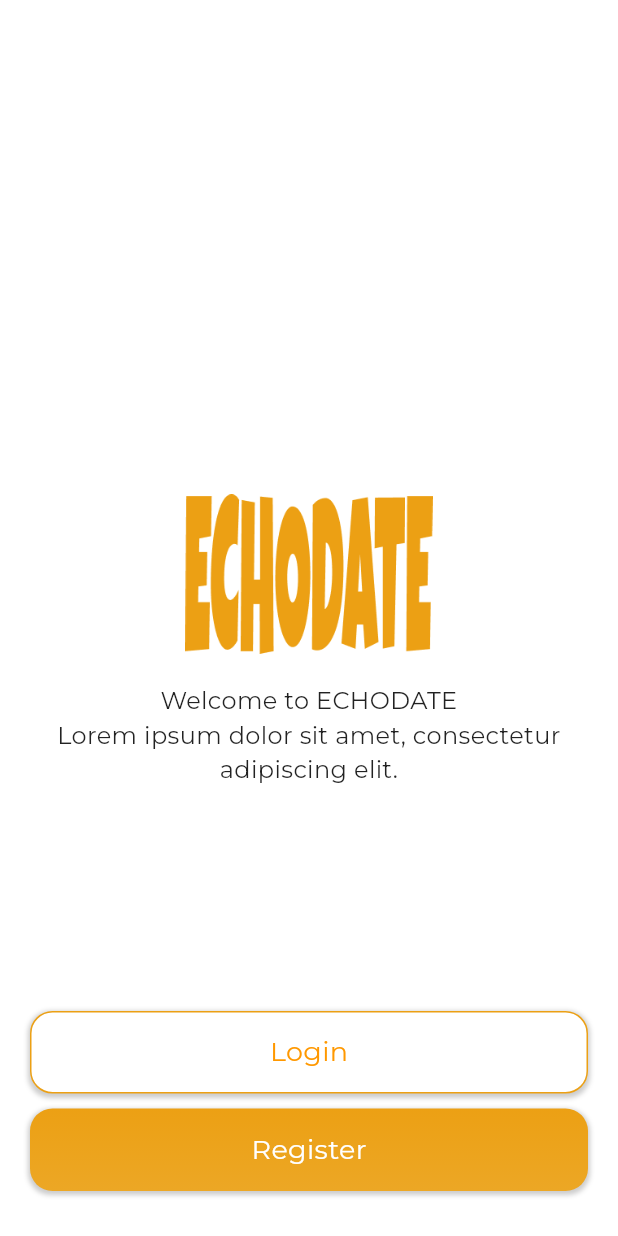
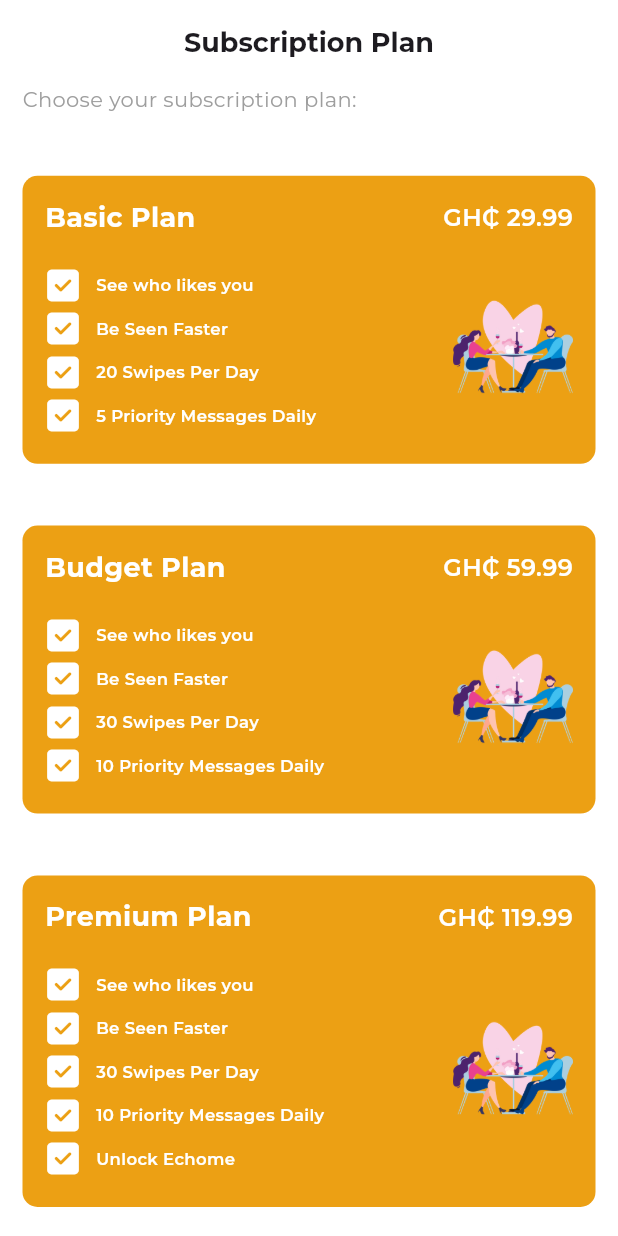
Before and after one commit to Christentimmy/Echodate, a Flutter app: the screen it shows after launch, on a phone screen of 412 x 824 dp. Run offline on Flutter 3.47's test engine with Material 3 defaults, Android fonts, the light colour scheme and no system bars; our stand-ins replace cached_network_image, flutter_card_swiper, font_awesome_flutter, get, google_fonts, image_picker and 2 more; missing offline and left inert: custom_sliding_segmented_control.

Commit message:
subscription plan

```diff
--- a/lib/app/modules/auth/views/signup_screen.dart
+++ b/lib/app/modules/auth/views/signup_screen.dart
@@ -1,4 +1,3 @@
-import 'package:echodate/app/modules/Interest/views/pick_interest_screen.dart';
 import 'package:echodate/app/modules/auth/views/login_screen.dart';
 import 'package:echodate/app/modules/auth/views/otp_verify_screen.dart';
 import 'package:echodate/app/modules/auth/widgets/auth_widgets.dart';
--- a/lib/app/modules/profile/views/profile_screen.dart
+++ b/lib/app/modules/profile/views/profile_screen.dart
@@ -1,5 +1,6 @@
 import 'package:echodate/app/modules/Interest/widgets/interest_widgets.dart';
 import 'package:echodate/app/modules/home/widgets/home_widgets.dart';
+import 'package:echodate/app/modules/subscription/views/subscription_screen.dart';
 import 'package:echodate/app/resources/colors.dart';
 import 'package:flutter/material.dart';
 import 'package:font_awesome_flutter/font_awesome_flutter.dart';
@@ -144,7 +145,9 @@ class ProfileScreen extends StatelessWidget {
                 const SizedBox(height: 10),
                 _buildProfileSettingTiles(
                   title: "EchoDate Premium",
-                  onTap: () {},
+                  onTap: () {
+                    Get.to(()=> SubscriptionScreen());
+                  },
                   bgColor: AppColors.primaryColor,
                   iconColor: Colors.white,
                   icon: FontAwesomeIcons.crown,
--- /dev/null
+++ b/lib/app/modules/subscription/views/subscription_screen.dart
@@ -0,0 +1,178 @@
+import 'package:echodate/app/modules/subscription/views/sub_payment_screen.dart';
+import 'package:echodate/app/resources/colors.dart';
+import 'package:flutter/material.dart';
+import 'package:font_awesome_flutter/font_awesome_flutter.dart';
+import 'package:get/get.dart';
+
+class SubscriptionScreen extends StatelessWidget {
+  const SubscriptionScreen({super.key});
+
+  @override
+  Widget build(BuildContext context) {
+    return Scaffold(
+      appBar: AppBar(
+        backgroundColor: Colors.white,
+        centerTitle: true,
+        title: const Text(
+          "Subscription Plan",
+          style: TextStyle(
+            fontSize: 18,
+            fontWeight: FontWeight.bold,
+          ),
+        ),
+      ),
+      body: SafeArea(
+        child: SingleChildScrollView(
+          child: Padding(
+            padding: const EdgeInsets.symmetric(horizontal: 15),
+            child: Column(
+              crossAxisAlignment: CrossAxisAlignment.start,
+              children: [
+                Text(
+                  "Choose your subscription plan:",
+                  style: TextStyle(fontSize: 14, color: Colors.grey.shade500),
+                ),
+                SizedBox(height: Get.height * 0.05),
+                SubsCard(
+                  title: "Basic Plan",
+                  price: "29.99",
+                  imagePath: "assets/images/couple.png",
+                  features: [
+                    _buildFeature("See who likes you"),
+                    _buildFeature("Be Seen Faster"),
+                    _buildFeature("20 Swipes Per Day"),
+                    _buildFeature("5 Priority Messages Daily"),
+                  ],
+                ),
+                SizedBox(height: Get.height * 0.05),
+                SubsCard(
+                  title: "Budget Plan",
+                  price: "59.99",
+                  imagePath: "assets/images/couple.png",
+                  features: [
+                    _buildFeature("See who likes you"),
+                    _buildFeature("Be Seen Faster"),
+                    _buildFeature("30 Swipes Per Day"),
+                    _buildFeature("10 Priority Messages Daily"),
+                  ],
+                ),
+                SizedBox(height: Get.height * 0.05),
+                SubsCard(
+                  title: "Premium Plan",
+                  price: "119.99",
+                  imagePath: "assets/images/couple.png",
+                  features: [
+                    _buildFeature("See who likes you"),
+                    _buildFeature("Be Seen Faster"),
+                    _buildFeature("30 Swipes Per Day"),
+                    _buildFeature("10 Priority Messages Daily"),
+                    _buildFeature("Unlock Echome"),
+                  ],
+                ),
+                SizedBox(height: Get.height * 0.05),
+              ],
+            ),
+          ),
+        ),
+      ),
+    );
+  }
+
+  Widget _buildFeature(String text) {
+    return Padding(
+      padding: const EdgeInsets.only(bottom: 5),
+      child: Row(
+        children: [
+          const Icon(
+            FontAwesomeIcons.solidSquareCheck,
+            color: Colors.white,
+          ),
+          const SizedBox(width: 10),
+          Text(
+            text,
+            style: const TextStyle(
+              color: Colors.white,
+              fontSize: 11,
+              fontWeight: FontWeight.w600,
+            ),
+          ),
+        ],
+      ),
+    );
+  }
+}
+
+class SubsCard extends StatelessWidget {
+  final String title;
+  final String price;
+  final List<Widget> features;
+  final String imagePath;
+
+  const SubsCard({
+    super.key,
+    required this.title,
+    required this.price,
+    required this.features,
+    required this.imagePath,
+  });
+
+  @override
+  Widget build(BuildContext context) {
+    return InkWell(
+      onTap: (){
+        Get.to(()=> SubPaymentScreen(selectedPlan: title));
+      },
+      child: Container(
+        decoration: BoxDecoration(
+          borderRadius: BorderRadius.circular(10),
+          color: AppColors.primaryColor,
+        ),
+        padding: const EdgeInsets.all(15),
+        child: Column(
+          children: [
+            Row(
+              children: [
+                Text(
+                  title,
+                  style: const TextStyle(
+                    fontSize: 18,
+                    color: Colors.white,
+                    fontWeight: FontWeight.bold,
+                  ),
+                ),
+                const Spacer(),
+                Text(
+                  "GH₵ $price",
+                  style: const TextStyle(
+                    fontSize: 16,
+                    fontWeight: FontWeight.w600,
+                    color: Colors.white,
+                  ),
+                ),
+              ],
+            ),
+            const SizedBox(height: 10),
+            Row(
+              children: [
+                Column(
+                  crossAxisAlignment: CrossAxisAlignment.start,
+                  children: [
+                    const SizedBox(height: 10),
+                    ...features,
+                  ],
+                ),
+                const Spacer(),
+                Image.asset(
+                  imagePath,
+                  width: 80,
+                  height: 85,
+                  fit: BoxFit.cover,
+                ),
+              ],
+            ),
+          ],
+        ),
+      ),
+    );
+  }
+}
--- a/lib/main.dart
+++ b/lib/main.dart
@@ -1,4 +1,5 @@
 import 'package:echodate/app/modules/splash/views/splash_screen.dart';
+import 'package:echodate/app/modules/subscription/views/subscription_screen.dart';
 import 'package:flutter/material.dart';
 import 'package:get/get.dart';
 import 'package:google_fonts/google_fonts.dart';
@@ -20,7 +21,7 @@ class MainApp extends StatelessWidget {
         splashFactory: NoSplash.splashFactory,
         scaffoldBackgroundColor: Colors.white,
       ),
-      home: const SplashScreen1(),
+      home: const SubscriptionScreen(),
     );
   }
 }
```
Also changed, not shown: lib/app/modules/subscription/views/sub_payment_screen.dart (added, +176 -0 lines), assets/images/couple.png (added).
